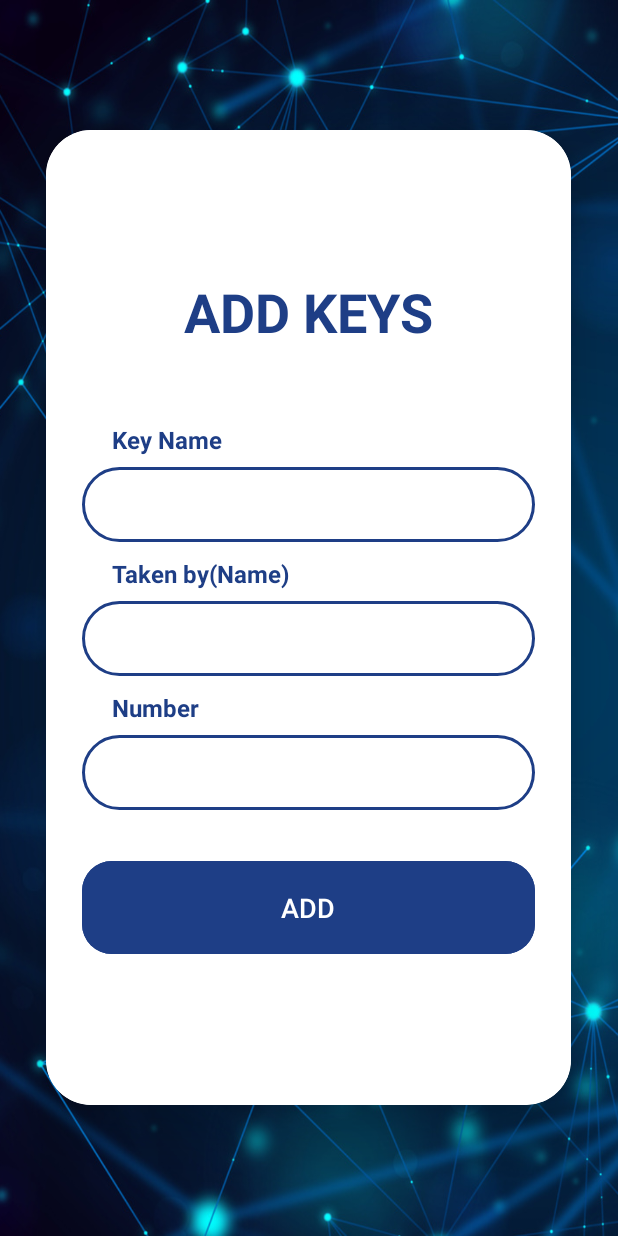
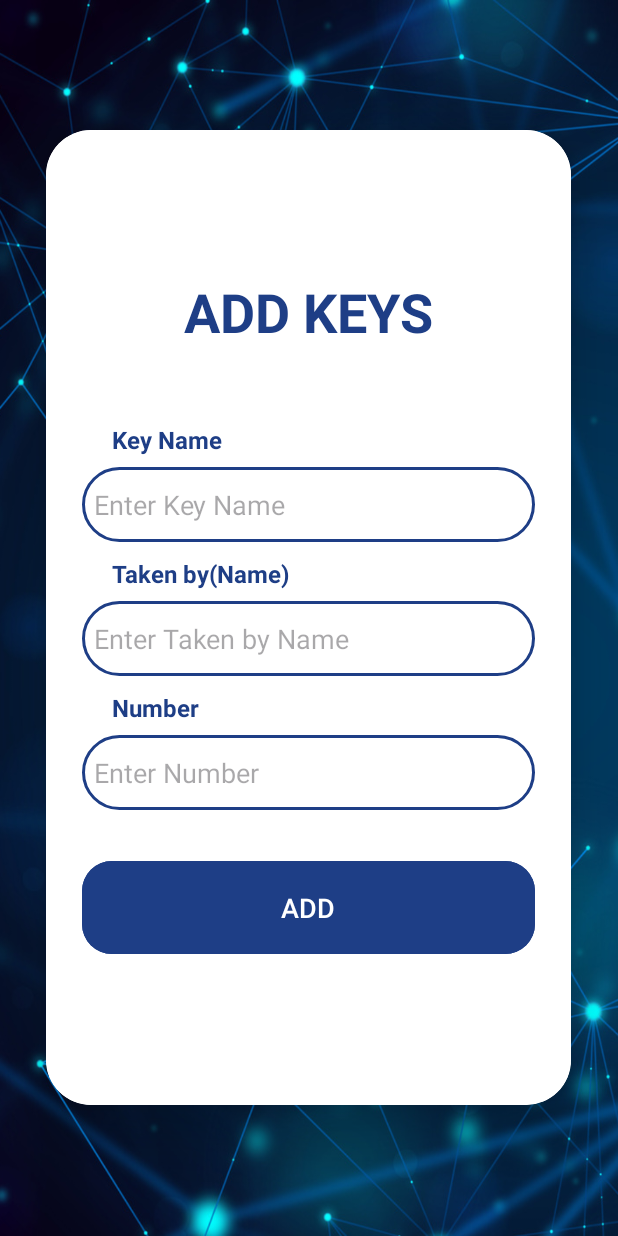
Before and after one commit to saveen99/key-Management-System-Mobile, an Android app: the AddKeyDashboard screen opened directly, with no data from a screen before it, on a phone screen of 412 x 824 dp. Run offline under Robolectric (Android 15) with nearby library versions, the light colour scheme and no system bars.

Commit message:
Update Add Key Page

```diff
--- a/app/src/main/res/layout/activity_add_key_dashboard.xml
+++ b/app/src/main/res/layout/activity_add_key_dashboard.xml
@@ -55,6 +55,7 @@
                 android:layout_width="match_parent"
                 android:layout_height="50dp"
                 android:id="@+id/keyname"
+                android:hint="Enter Key Name"
                 android:background="@drawable/custom_edittext"
                 android:padding="8dp"
                 android:textColor="@color/black"
@@ -76,6 +77,7 @@
                 android:layout_width="match_parent"
                 android:layout_height="50dp"
                 android:id="@+id/takenby"
+                android:hint="Enter Taken by Name"
                 android:background="@drawable/custom_edittext"
                 android:padding="8dp"
                 android:textColor="@color/black"
@@ -97,6 +99,7 @@
                 android:layout_width="match_parent"
                 android:layout_height="50dp"
                 android:id="@+id/number"
+                android:hint="Enter Number"
                 android:background="@drawable/custom_edittext"
                 android:padding="8dp"
                 android:textColor="@color/black"
```
